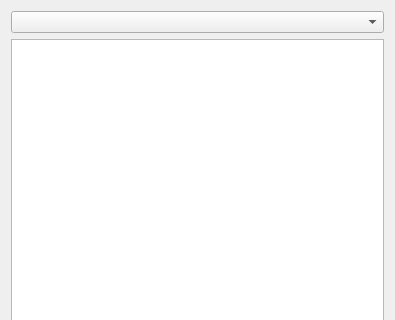
Before: the Qt Designer form Libraries/GraphWidgets/src/graphitemsmanager.ui in VinTRiZz/GraphEditor, drawn with Qt 5; both pictures show x 0 to 395 and y 0 to 320 of the 395 by 461 pixel window.
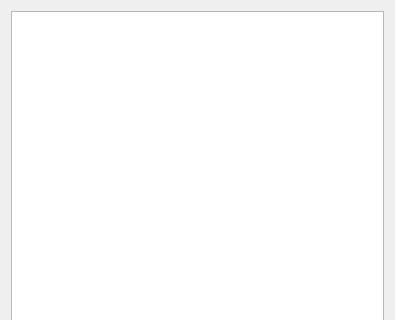
After: the same form once the commit is applied.

Patch:
```diff
--- a/Libraries/GraphWidgets/src/graphitemsmanager.ui
+++ b/Libraries/GraphWidgets/src/graphitemsmanager.ui
@@ -14,9 +14,6 @@
    <string>Form</string>
   </property>
   <layout class="QVBoxLayout" name="verticalLayout">
-   <item>
-    <widget class="QComboBox" name="pluginSelector_comboBox"/>
-   </item>
    <item>
     <widget class="QListView" name="pluginItemList_listView">
      <property name="editTriggers">
```
